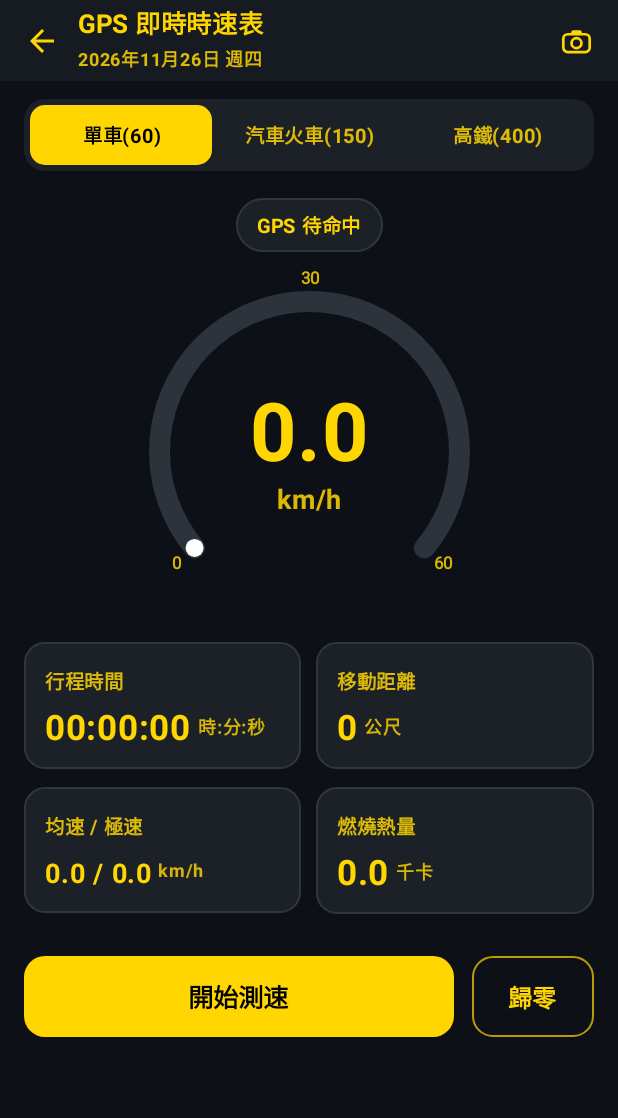
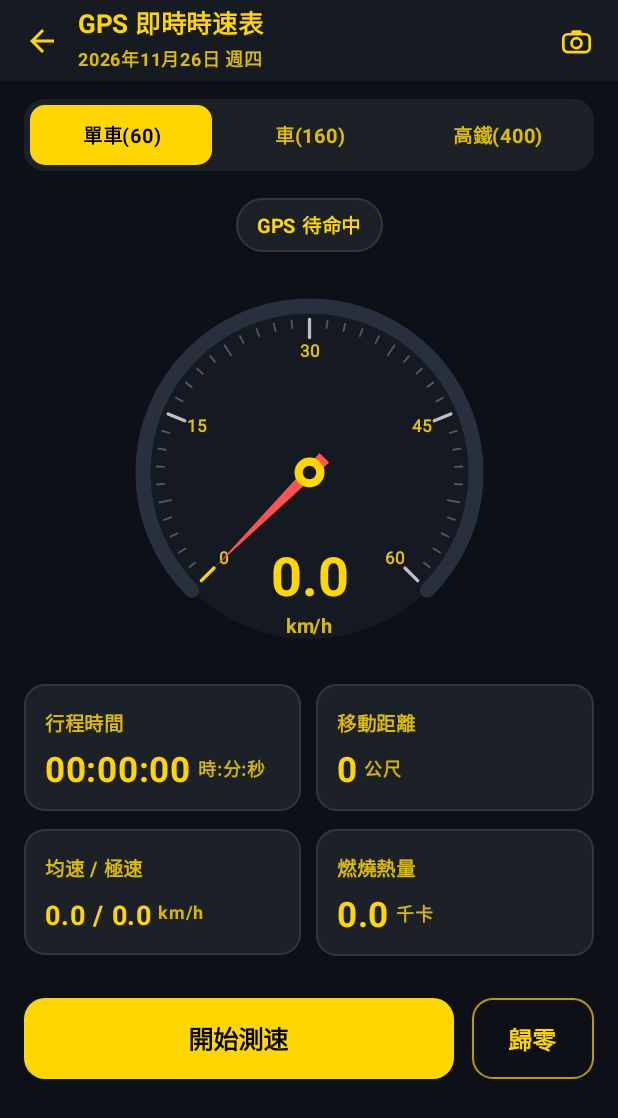
Before and after one commit to cs22study/easygo-pedometer, an Android app built with Jetpack Compose: the screen it shows after launch (MainActivity), after a tap on "GPS 即時時速表", on a phone screen of 412 x 824 dp. Shown: the top 1118 px of the screen. Run offline under Robolectric (Android 15) with nearby library versions, the phone set to English and light mode, and no system bars; our stand-ins replace Room's generated code; libraries missing offline, so code that uses them is left out: androidx.health.connect; 3 statements that could not run were skipped.

Commit message:
feat(v0.6.0): add EzGo rainbow logo and analog-digital GPS speedometer
- Integrate approved rainbow EzGo + footprints launcher icon & adaptive icon
- Simplify GPS speed modes to 單車 (60), 車 (160), 高鐵 (400)
- Upgrade SpeedometerGauge to dual analog needle + digital readout dial
- Update app version to 0.6.0 (versionCode 10) and sync docs

```diff
--- a/app/build.gradle.kts
+++ b/app/build.gradle.kts
@@ -30,8 +30,8 @@ android {
         applicationId = "com.cs22study.easygopedometer"
         minSdk = 24
         targetSdk = 35
-        versionCode = 9
-        versionName = "0.5.2"
+        versionCode = 10
+        versionName = "0.6.0"
 
         testInstrumentationRunner = "androidx.test.runner.AndroidJUnitRunner"
     }
--- a/app/src/main/kotlin/com/cs22study/easygopedometer/ui/ChartComponents.kt
+++ b/app/src/main/kotlin/com/cs22study/easygopedometer/ui/ChartComponents.kt
@@ -1,14 +1,16 @@
 package com.cs22study.easygopedometer.ui
 
+import androidx.compose.animation.core.animateFloatAsState
+import androidx.compose.animation.core.tween
 import androidx.compose.foundation.Canvas
 import androidx.compose.foundation.layout.Box
 import androidx.compose.foundation.layout.Column
 import androidx.compose.foundation.layout.fillMaxSize
-import androidx.compose.foundation.layout.fillMaxWidth
-import androidx.compose.foundation.layout.height
+import androidx.compose.foundation.layout.padding
 import androidx.compose.foundation.layout.size
 import androidx.compose.material3.Text
 import androidx.compose.runtime.Composable
+import androidx.compose.runtime.getValue
 import androidx.compose.ui.Alignment
 import androidx.compose.ui.Modifier
 import androidx.compose.ui.geometry.CornerRadius
@@ -19,6 +21,7 @@ import androidx.compose.ui.graphics.Path
 import androidx.compose.ui.graphics.StrokeCap
 import androidx.compose.ui.graphics.drawscope.Stroke
 import androidx.compose.ui.graphics.nativeCanvas
+import androidx.compose.ui.text.TextStyle
 import androidx.compose.ui.text.font.FontWeight
 import androidx.compose.ui.unit.dp
 import androidx.compose.ui.unit.sp
@@ -28,7 +31,7 @@ import kotlin.math.sin
 val BrightYellow = Color(0xFFFFD600)
 
 /**
- * Compact bar sparkline inspired by dark trend cards (Images 3 & 4).
+ * Compact bar sparkline inspired by dark trend cards.
  */
 @Composable
 fun MiniSparklineBars(
@@ -70,82 +73,170 @@ fun MiniSparklineBars(
 }
 
 /**
- * Cycling speedometer arc gauge (0 - 60 km/h) with bright yellow bold center readout.
+ * Dual-display analog needle + digital speedometer dial (270-degree sweep with 40 ticks & 5 labels).
  */
 @Composable
 fun SpeedometerGauge(
     speedKmh: Double,
     maxScaleKmh: Float = 60f,
-    modifier: Modifier = Modifier.size(230.dp),
+    tickLabels: List<Int> = listOf(0, 15, 30, 45, 60),
+    modifier: Modifier = Modifier.size(258.dp),
 ) {
-    val fraction = (speedKmh.toFloat() / maxScaleKmh).coerceIn(0f, 1f)
+    val targetFraction = (speedKmh.toFloat() / maxScaleKmh).coerceIn(0f, 1f)
+    val animatedFraction by animateFloatAsState(
+        targetValue = targetFraction,
+        animationSpec = tween(durationMillis = 420),
+        label = "speedNeedleAnim",
+    )
+
     Box(modifier = modifier, contentAlignment = Alignment.Center) {
         Canvas(modifier = Modifier.fillMaxSize()) {
-            val strokeW = 14.dp.toPx()
-            val pad = strokeW / 2f + 8.dp.toPx()
-            val arcSize = Size(size.width - pad * 2, size.height - pad * 2)
-            val topLeft = Offset(pad, pad)
+            val startAngle = 135f
+            val sweepTotal = 270f
+            val strokeW = 10.dp.toPx()
+            val outerPad = 18.dp.toPx()
+            val center = Offset(size.width / 2f, size.height / 2f)
+            val arcRadius = (size.minDimension / 2f) - outerPad
+            val arcTopLeft = Offset(center.x - arcRadius, center.y - arcRadius)
+            val arcSize = Size(arcRadius * 2f, arcRadius * 2f)
 
-            // Track arc
+            // Subtle inner dark face
+            drawCircle(
+                color = Color(0xFF141922),
+                radius = arcRadius,
+                center = center,
+            )
+
+            // Background arc track
             drawArc(
-                color = Color(0xFF2D333B),
-                startAngle = 140f,
-                sweepAngle = 260f,
+                color = Color(0xFF28303D),
+                startAngle = startAngle,
+                sweepAngle = sweepTotal,
                 useCenter = false,
-                topLeft = topLeft,
+                topLeft = arcTopLeft,
                 size = arcSize,
                 style = Stroke(width = strokeW, cap = StrokeCap.Round),
             )
 
-            // Active speed arc
-            if (fraction > 0f) {
+            // Active progress arc
+            if (animatedFraction > 0f) {
                 drawArc(
                     color = BrightYellow,
-                    startAngle = 140f,
-                    sweepAngle = 260f * fraction,
+                    startAngle = startAngle,
+                    sweepAngle = sweepTotal * animatedFraction,
                     useCenter = false,
-                    topLeft = topLeft,
+                    topLeft = arcTopLeft,
                     size = arcSize,
                     style = Stroke(width = strokeW, cap = StrokeCap.Round),
                 )
             }
 
-            // Needle dot at arc tip
-            val angleDeg = 140f + 260f * fraction
-            val rad = Math.toRadians(angleDeg.toDouble())
-            val radius = arcSize.width / 2f
-            val cx = size.width / 2f + (radius * cos(rad)).toFloat()
-            val cy = size.height / 2f + (radius * sin(rad)).toFloat()
-            drawCircle(color = Color.White, radius = 6.dp.toPx(), center = Offset(cx, cy))
+            // 40 tick marks (every 10th is a major tick)
+            val totalTicks = 40
+            for (i in 0..totalTicks) {
+                val frac = i / totalTicks.toFloat()
+                val deg = startAngle + sweepTotal * frac
+                val rad = Math.toRadians(deg.toDouble())
+                val isMajor = i % 10 == 0
+                val isMid = i % 5 == 0
+                val tickOuter = arcRadius - strokeW / 2f - 4.dp.toPx()
+                val tickLen = when {
+                    isMajor -> 12.dp.toPx()
+                    isMid -> 8.dp.toPx()
+                    else -> 5.dp.toPx()
+                }
+                val tickInner = tickOuter - tickLen
+                val activeTick = frac <= animatedFraction + 0.002f
+                drawLine(
+                    color = when {
+                        activeTick -> BrightYellow
+                        isMajor -> Color.White.copy(alpha = 0.72f)
+                        else -> Color.White.copy(alpha = 0.28f)
+                    },
+                    start = Offset(
+                        center.x + (tickInner * cos(rad)).toFloat(),
+                        center.y + (tickInner * sin(rad)).toFloat(),
+                    ),
+                    end = Offset(
+                        center.x + (tickOuter * cos(rad)).toFloat(),
+                        center.y + (tickOuter * sin(rad)).toFloat(),
+                    ),
+                    strokeWidth = if (isMajor) 2.2.dp.toPx() else 1.2.dp.toPx(),
+                    cap = StrokeCap.Round,
+                )
+            }
 
-            // Scale labels: 0, mid, maxScaleKmh
-            val scalePaint = android.graphics.Paint().apply {
-                color = android.graphics.Color.argb(215, 255, 214, 0)
-                textSize = 11.dp.toPx()
+            // 5 major scale labels inside the ring
+            val labelPaint = android.graphics.Paint().apply {
+                color = android.graphics.Color.argb(230, 255, 214, 0)
+                textSize = 11.5.dp.toPx()
                 isFakeBoldText = true
                 isAntiAlias = true
                 textAlign = android.graphics.Paint.Align.CENTER
             }
-            val labelR = radius + 16.dp.toPx()
-            listOf(0f to "0", 0.5f to "${(maxScaleKmh / 2f).toInt()}", 1f to "${maxScaleKmh.toInt()}").forEach { (f, txt) ->
-                val aRad = Math.toRadians((140f + 260f * f).toDouble())
-                val lx = size.width / 2f + (labelR * cos(aRad)).toFloat()
-                val ly = size.height / 2f + (labelR * sin(aRad)).toFloat() + 4.dp.toPx()
-                drawContext.canvas.nativeCanvas.drawText(txt, lx, ly, scalePaint)
+            val labelRadius = arcRadius - 30.dp.toPx()
+            val labelCount = (tickLabels.size - 1).coerceAtLeast(1)
+            tickLabels.forEachIndexed { idx, value ->
+                val frac = idx / labelCount.toFloat()
+                val rad = Math.toRadians((startAngle + sweepTotal * frac).toDouble())
+                val lx = center.x + (labelRadius * cos(rad)).toFloat()
+                val ly = center.y + (labelRadius * sin(rad)).toFloat() + 4.dp.toPx()
+                drawContext.canvas.nativeCanvas.drawText(value.toString(), lx, ly, labelPaint)
             }
+
+            // Tapered Analog Needle rotating around center pivot
+            val needleAngleRad = Math.toRadians((startAngle + sweepTotal * animatedFraction).toDouble())
+            val perpRad = needleAngleRad + Math.PI / 2.0
+            val needleLen = arcRadius - 22.dp.toPx()
+            val tailLen = 14.dp.toPx()
+            val baseHalfW = 4.5.dp.toPx()
+
+            val tip = Offset(
+                center.x + (needleLen * cos(needleAngleRad)).toFloat(),
+                center.y + (needleLen * sin(needleAngleRad)).toFloat(),
+            )
+            val leftBase = Offset(
+                center.x - (tailLen * cos(needleAngleRad)).toFloat() + (baseHalfW * cos(perpRad)).toFloat(),
+                center.y - (tailLen * sin(needleAngleRad)).toFloat() + (baseHalfW * sin(perpRad)).toFloat(),
+            )
+            val rightBase = Offset(
+                center.x - (tailLen * cos(needleAngleRad)).toFloat() - (baseHalfW * cos(perpRad)).toFloat(),
+                center.y - (tailLen * sin(needleAngleRad)).toFloat() - (baseHalfW * sin(perpRad)).toFloat(),
+            )
+
+            val needlePath = Path().apply {
+                moveTo(tip.x, tip.y)
+                lineTo(leftBase.x, leftBase.y)
+                lineTo(rightBase.x, rightBase.y)
+                close()
+            }
+            drawPath(needlePath, color = Color(0xFFFF5252))
+
+            // Center pivot hub
+            drawCircle(color = BrightYellow, radius = 10.dp.toPx(), center = center)
+            drawCircle(color = Color(0xFF141922), radius = 4.5.dp.toPx(), center = center)
         }
 
-        Column(horizontalAlignment = Alignment.CenterHorizontally) {
+        // Digital numeric speed readout positioned cleanly in the bottom-center gap below pivot
+        Column(
+            modifier = Modifier
+                .align(Alignment.BottomCenter)
+                .padding(bottom = 14.dp),
+            horizontalAlignment = Alignment.CenterHorizontally,
+        ) {
             Text(
                 text = "%.1f".format(speedKmh),
                 color = BrightYellow,
-                fontSize = 54.sp,
-                fontWeight = FontWeight.Bold,
+                style = TextStyle(
+                    fontSize = 36.sp,
+                    fontWeight = FontWeight.Bold,
+                    fontFeatureSettings = "tnum",
+                ),
             )
             Text(
                 text = "km/h",
                 color = BrightYellow.copy(alpha = 0.85f),
-                fontSize = 18.sp,
+                fontSize = 13.sp,
                 fontWeight = FontWeight.Bold,
             )
         }
@@ -226,7 +317,6 @@ fun BikeIcon(modifier: Modifier = Modifier.size(24.dp), tint: Color = BrightYell
         val rightWheel = Offset(w * 0.76f, h * 0.68f)
         drawCircle(tint, radius = wheelR, center = leftWheel, style = Stroke(stroke))
         drawCircle(tint, radius = wheelR, center = rightWheel, style = Stroke(stroke))
-        // Frame
         val crank = Offset(w * 0.48f, h * 0.68f)
         val seat = Offset(w * 0.42f, h * 0.38f)
         val stem = Offset(w * 0.65f, h * 0.38f)
@@ -236,7 +326,6 @@ fun BikeIcon(modifier: Modifier = Modifier.size(24.dp), tint: Color = BrightYell
         drawLine(tint, seat, stem, strokeWidth = stroke)
         drawLine(tint, crank, stem, strokeWidth = stroke)
         drawLine(tint, stem, rightWheel, strokeWidth = stroke)
-        // Handlebar & saddle
         drawLine(tint, Offset(w * 0.36f, h * 0.36f), Offset(w * 0.48f, h * 0.36f), strokeWidth = stroke, cap = StrokeCap.Round)
         drawLine(tint, Offset(w * 0.62f, h * 0.32f), Offset(w * 0.72f, h * 0.32f), strokeWidth = stroke, cap = StrokeCap.Round)
     }
--- a/app/src/main/kotlin/com/cs22study/easygopedometer/ui/GpsSpeedometerScreen.kt
+++ b/app/src/main/kotlin/com/cs22study/easygopedometer/ui/GpsSpeedometerScreen.kt
@@ -46,6 +46,7 @@ import androidx.compose.ui.unit.dp
 import androidx.compose.ui.unit.sp
 import com.cs22study.easygopedometer.calc.ActiveTimeTracker
 import com.cs22study.easygopedometer.calc.DateDisplayFormatter
+import com.cs22study.easygopedometer.calc.GpsRideCalculator
 import com.cs22study.easygopedometer.calc.GpsRideState
 import com.cs22study.easygopedometer.calc.SpeedMode
 import com.cs22study.easygopedometer.service.CapturedScreenshot
@@ -210,10 +211,11 @@ fun GpsSpeedometerScreen(
                     )
                 }
 
-                // Speedometer Gauge scaled dynamically by selected mode (60 / 150 / 400 km/h)
+                // Dual Analog Needle + Digital Speedometer Gauge (60 / 160 / 400 km/h)
                 SpeedometerGauge(
                     speedKmh = rideState.currentSpeedKmh,
                     maxScaleKmh = rideState.speedMode.maxScaleKmh,
+                    tickLabels = GpsRideCalculator.gaugeTickValues(rideState.speedMode),
                 )
 
                 // 2x2 Metrics Grid
--- a/app/src/main/kotlin/com/cs22study/easygopedometer/ui/HomeScreen.kt
+++ b/app/src/main/kotlin/com/cs22study/easygopedometer/ui/HomeScreen.kt
@@ -366,12 +366,12 @@ fun HomeScreen(
                                 fontWeight = FontWeight.Bold,
                             )
                             Text(
-                                text = "單車(60) · 汽車火車(150) · 高鐵(400)",
+                                text = "單車 60 · 車 160 · 高鐵 400",
                                 color = BrightYellow.copy(alpha = 0.78f),
                                 fontSize = 12.sp,
                                 fontWeight = FontWeight.Bold,
                                 maxLines = 1,
-                                overflow = TextOverflow.Ellipsis,
+                                softWrap = false,
                             )
                         }
                         Icon(
--- /dev/null
+++ b/app/src/main/res/mipmap-anydpi-v26/ic_launcher.xml
@@ -0,0 +1,5 @@
+<?xml version="1.0" encoding="utf-8"?>
+<adaptive-icon xmlns:android="http://schemas.android.com/apk/res/android">
+    <background android:drawable="@color/ic_launcher_background" />
+    <foreground android:drawable="@drawable/ic_launcher_foreground" />
+</adaptive-icon>
--- /dev/null
+++ b/app/src/main/res/values/colors.xml
@@ -0,0 +1,3 @@
+<resources>
+    <color name="ic_launcher_background">#1B2026</color>
+</resources>
--- a/core-calc/src/main/kotlin/com/cs22study/easygopedometer/calc/GpsRideCalculator.kt
+++ b/core-calc/src/main/kotlin/com/cs22study/easygopedometer/calc/GpsRideCalculator.kt
@@ -21,10 +21,10 @@ enum class SpeedMode(
         maxAcceptableAccuracyM = 35f,
         trackCalories = true,
     ),
-    CAR_TRAIN(
-        label = "汽車火車",
-        maxScaleKmh = 150f,
-        maxPlausibleKmh = 220.0,
+    VEHICLE(
+        label = "車",
+        maxScaleKmh = 160f,
+        maxPlausibleKmh = 230.0,
         maxAcceptableAccuracyM = 65f,
         trackCalories = false,
     ),
@@ -59,13 +59,21 @@ data class GpsRideState(
 )
 
 /**
- * Pure Kotlin GPS speedometer calculator supporting Bike (60 km/h), Car/Train (150 km/h),
+ * Pure Kotlin GPS speedometer calculator supporting Bike (60 km/h), Vehicle (160 km/h),
  * and High-Speed Rail (400 km/h), with Haversine fallback and anti-drift filtering.
  */
 object GpsRideCalculator {
 
     private const val EARTH_RADIUS_METERS = 6371000.0
     private const val MIN_MOVING_SPEED_KMH = 1.5
+
+    /**
+     * Returns 5 evenly spaced dial scale integers for the given [mode] (0%, 25%, 50%, 75%, 100%).
+     */
+    fun gaugeTickValues(mode: SpeedMode): List<Int> {
+        val max = mode.maxScaleKmh.toInt()
+        return listOf(0, max / 4, max / 2, (max * 3) / 4, max)
+    }
 
     fun haversineMeters(lat1: Double, lon1: Double, lat2: Double, lon2: Double): Double {
         val dLat = Math.toRadians(lat2 - lat1)
```
Also changed, not shown: app/src/main/res/drawable-nodpi/ic_launcher_foreground.png (added), app/src/main/res/mipmap-hdpi/ic_launcher.png, app/src/main/res/mipmap-mdpi/ic_launcher.png, app/src/main/res/mipmap-xhdpi/ic_launcher.png, app/src/main/res/mipmap-xxhdpi/ic_launcher.png, app/src/main/res/mipmap-xxxhdpi/ic_launcher.png, 4 other files.
